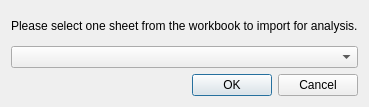
Old version of the form sheetselectdialog.ui in the repository miyamot0/ModelSelectorQt.
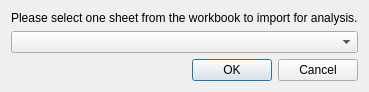
New version of the form.

Commit message: Amend UI to account for OSX spacing preferences

```diff
--- a/sheetselectdialog.ui
+++ b/sheetselectdialog.ui
@@ -6,14 +6,17 @@
    <rect>
     <x>0</x>
     <y>0</y>
-    <width>332</width>
-    <height>107</height>
+    <width>424</width>
+    <height>117</height>
    </rect>
   </property>
   <property name="windowTitle">
    <string>Import Data</string>
   </property>
   <layout class="QVBoxLayout" name="verticalLayout">
+   <property name="sizeConstraint">
+    <enum>QLayout::SetFixedSize</enum>
+   </property>
    <item>
     <widget class="QLabel" name="label">
      <property name="text">
```
The commit also changes 2 other files.
